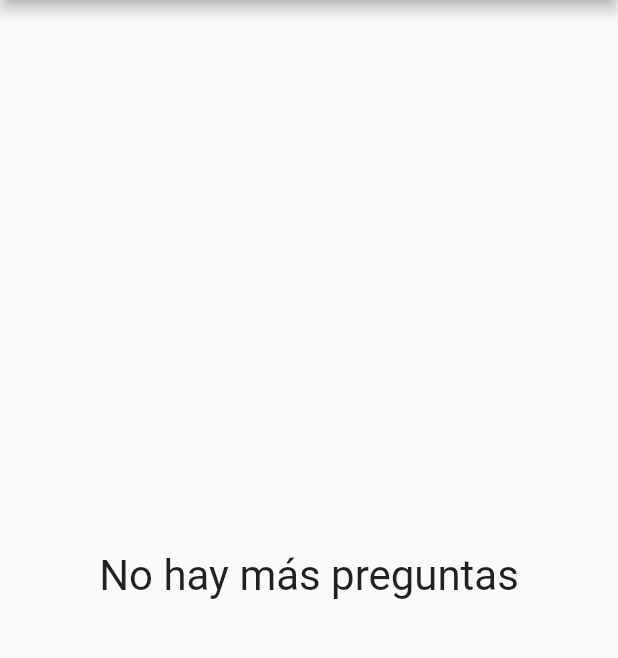
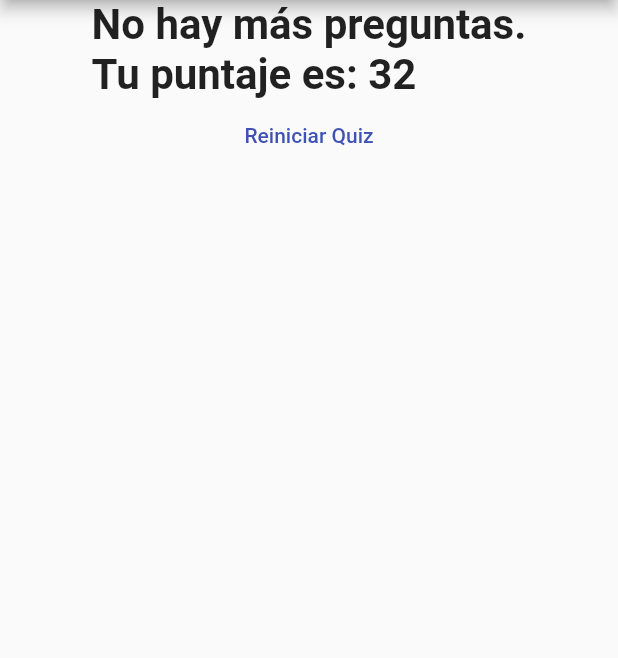
Before and after one commit to OswaldoAH/first_app_flutter, a Flutter app: the screen it shows after launch, after a tap on "Rojo", after a tap on "Gato", after a tap on "Java", on a phone screen of 412 x 824 dp, the part 84-742 px from its top. Run offline on Flutter 3.47's test engine with Material 2 defaults, Android fonts, the phone set to English and light mode, and no system bars.

Commit message:
Se agregó el puntaje final y un FlatButton que reinicia el quiz

```diff
--- a/lib/main.dart
+++ b/lib/main.dart
@@ -1,7 +1,6 @@
 import 'package:flutter/material.dart';
 import './quiz.dart';
 import './result.dart';
-
 
 void main() {
   runApp(MyApp());
@@ -36,20 +35,43 @@ class _MyHomePageState extends State<MyHomePage> {
   var _questions = [
     {
       'Pregunta': 'Cuál es tu color favorito?',
-      'Respuestas': ['Rojo', 'Negro', 'Blanco', 'Azul']
+      'Respuestas': [
+        {'eleccion': 'Rojo', 'Punteo': 10},
+        {'eleccion': 'Negro', 'Punteo': 7},
+        {'eleccion': 'Blanco', 'Punteo': 5},
+        {'eleccion': 'Azul', 'Punteo': 10}
+      ]
     },
     {
       'Pregunta': 'Cuál es tu Animal favorito?',
-      'Respuestas': ['Conejo', 'Gato', 'Perro', 'Loro']
+      'Respuestas': [
+        {'eleccion': 'Conejo', 'Punteo': 10},
+        {'eleccion': 'Gato', 'Punteo': 12},
+        {'eleccion': 'Perro', 'Punteo': 15},
+        {'eleccion': 'Loro', 'Punteo': 8}
+      ]
     },
     {
       'Pregunta': 'Cuál es tu lenguaje de programación favorito?',
-      'Respuestas': ['Java', 'Ruby', 'Python', 'Dart']
+      'Respuestas': [
+        {'eleccion': 'Java', 'Punteo': 10},
+        {'eleccion': 'Ruby', 'Punteo': 8},
+        {'eleccion': 'Python', 'Punteo': 8},
+        {'eleccion': 'Dart', 'Punteo': 10}
+      ]
     }
   ];
-  void _incrementIndex() {
+  int _punteoTotal=0;
+  void _incrementIndex(int punteo) {
+    _punteoTotal+=punteo;
     setState(() {
       _questionIndex++;
+    });
+  }
+  void _reiniciar() {
+    setState(() {
+      _punteoTotal=0;
+      _questionIndex=0;
     });
   }
 
@@ -60,8 +82,7 @@ class _MyHomePageState extends State<MyHomePage> {
         title: Text(widget.title),
       ),
       body: (_questionIndex < _questions.length)
-          ?
-            Column(
+          ? Column(
               children: <Widget>[
                 Quiz(
                   incrementIndex: _incrementIndex,
@@ -70,8 +91,10 @@ class _MyHomePageState extends State<MyHomePage> {
                 )
               ],
             )
-          :
-            Result(),
+          : Result(
+            total: _punteoTotal,
+            reiniciar: _reiniciar,
+          ),
     );
   }
 }
--- a/lib/quiz.dart
+++ b/lib/quiz.dart
@@ -20,13 +20,13 @@ class Quiz extends StatelessWidget {
         Question(
           questions[questionIndex]['Pregunta'],
         ),
-        ...(questions[questionIndex]['Respuestas'] as List<String>)
+        ...(questions[questionIndex]['Respuestas'] as List<Map<String, Object>>)
             .map((respuesta) {
           return Answer(
-            answerText: respuesta,
-            colorButton: Colors.black,
+            answerText: respuesta['eleccion'],
+            colorButton: Colors.indigo,
             colorText: Colors.white,
-            selectHandler: incrementIndex,
+            selectHandler: () => incrementIndex(respuesta['Punteo']),
           );
         }).toList(),
       ],
--- a/lib/result.dart
+++ b/lib/result.dart
@@ -1,15 +1,30 @@
 import 'package:flutter/material.dart';
 
 class Result extends StatelessWidget {
-  const Result({Key key}) : super(key: key);
+  final int total;
+  final Function reiniciar;
+
+  Result({
+    @required this.total,
+    @required this.reiniciar,
+    });
 
   @override
   Widget build(BuildContext context) {
     return Center(
-      child: Text(
-        'No hay más preguntas',
-        style: TextStyle(fontSize: 28)
+        child: Column(
+      children: <Widget>[
+        Text('No hay más preguntas.\nTu puntaje es: ${total}',
+            style: TextStyle(
+              fontSize: 28,
+              fontWeight: FontWeight.bold,
+            )),
+        FlatButton(
+          child: Text('Reiniciar Quiz'),
+          onPressed: reiniciar,
+          textColor: Colors.indigo,
         ),
-    );
+      ],
+    ));
   }
 }
```
